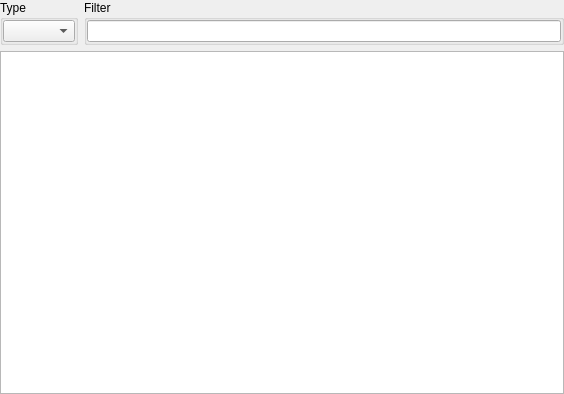
The window that archive_widget.ui (horsicq/archive_widget) describes before a commit, drawn with Qt 5.
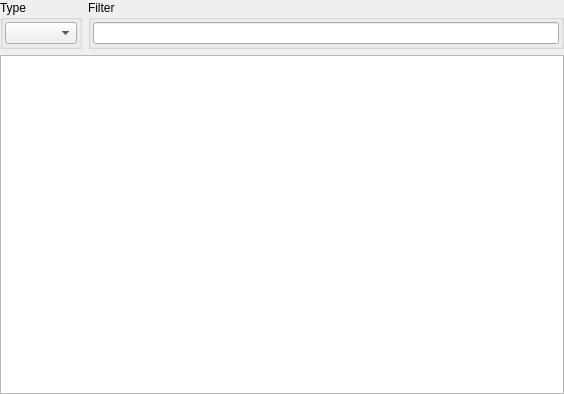
The same window after the commit.

```diff
--- a/archive_widget.ui
+++ b/archive_widget.ui
@@ -35,16 +35,16 @@
        </property>
        <layout class="QVBoxLayout" name="verticalLayout">
         <property name="leftMargin">
-         <number>0</number>
+         <number>2</number>
         </property>
         <property name="topMargin">
-         <number>0</number>
+         <number>2</number>
         </property>
         <property name="rightMargin">
-         <number>0</number>
+         <number>2</number>
         </property>
         <property name="bottomMargin">
-         <number>0</number>
+         <number>2</number>
         </property>
         <item>
          <widget class="QComboBox" name="comboBoxType"/>
@@ -59,16 +59,16 @@
        </property>
        <layout class="QVBoxLayout" name="verticalLayout_2">
         <property name="leftMargin">
-         <number>0</number>
+         <number>2</number>
         </property>
         <property name="topMargin">
-         <number>0</number>
+         <number>2</number>
         </property>
         <property name="rightMargin">
-         <number>0</number>
+         <number>2</number>
         </property>
         <property name="bottomMargin">
-         <number>0</number>
+         <number>2</number>
         </property>
         <item>
          <widget class="QLineEdit" name="lineEditFilter"/>
```
